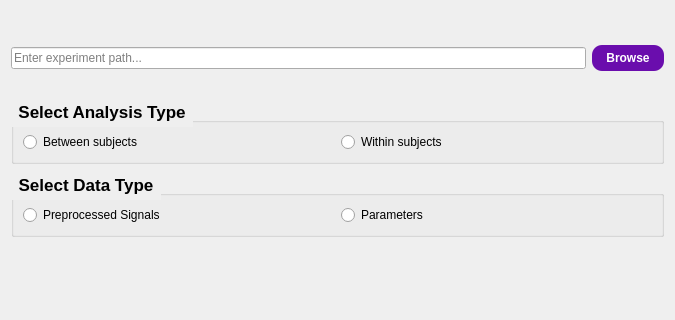
Qt form plots_and_stats/config/view.ui (medusabci/medusa-analyzer) before a commit; both pictures show x 0 to 675 and y 0 to 320 of the 675 by 618 pixel window.
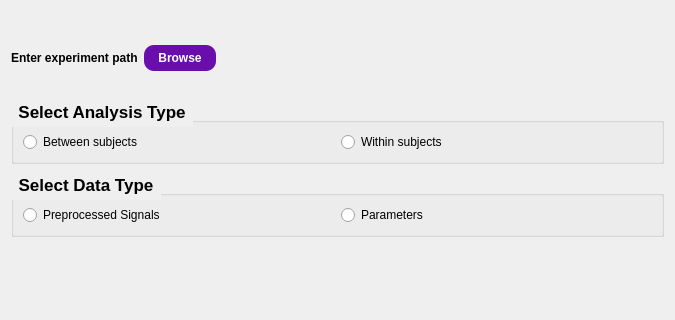
The same form after that commit.

```diff
--- a/plots_and_stats/config/view.ui
+++ b/plots_and_stats/config/view.ui
@@ -51,20 +51,15 @@
    <item>
     <layout class="QHBoxLayout" name="horizontalLayout">
      <item>
-      <widget class="QLineEdit" name="pathEdit">
-       <property name="minimumSize">
-        <size>
-         <width>400</width>
-         <height>0</height>
-        </size>
-       </property>
+      <widget class="QLabel" name="label">
        <property name="font">
         <font>
-         <pointsize>9</pointsize>
+         <weight>75</weight>
+         <bold>true</bold>
         </font>
        </property>
-       <property name="placeholderText">
-        <string>Enter experiment path...</string>
+       <property name="text">
+        <string>Enter experiment path</string>
        </property>
       </widget>
      </item>
@@ -98,6 +93,31 @@
        </property>
       </widget>
      </item>
+     <item>
+      <widget class="QLabel" name="pathLabel">
+       <property name="font">
+        <font>
+         <italic>true</italic>
+        </font>
+       </property>
+       <property name="text">
+        <string/>
+       </property>
+      </widget>
+     </item>
+     <item>
+      <spacer name="horizontalSpacer">
+       <property name="orientation">
+        <enum>Qt::Horizontal</enum>
+       </property>
+       <property name="sizeHint" stdset="0">
+        <size>
+         <width>40</width>
+         <height>20</height>
+        </size>
+       </property>
+      </spacer>
+     </item>
     </layout>
    </item>
    <item>
```
